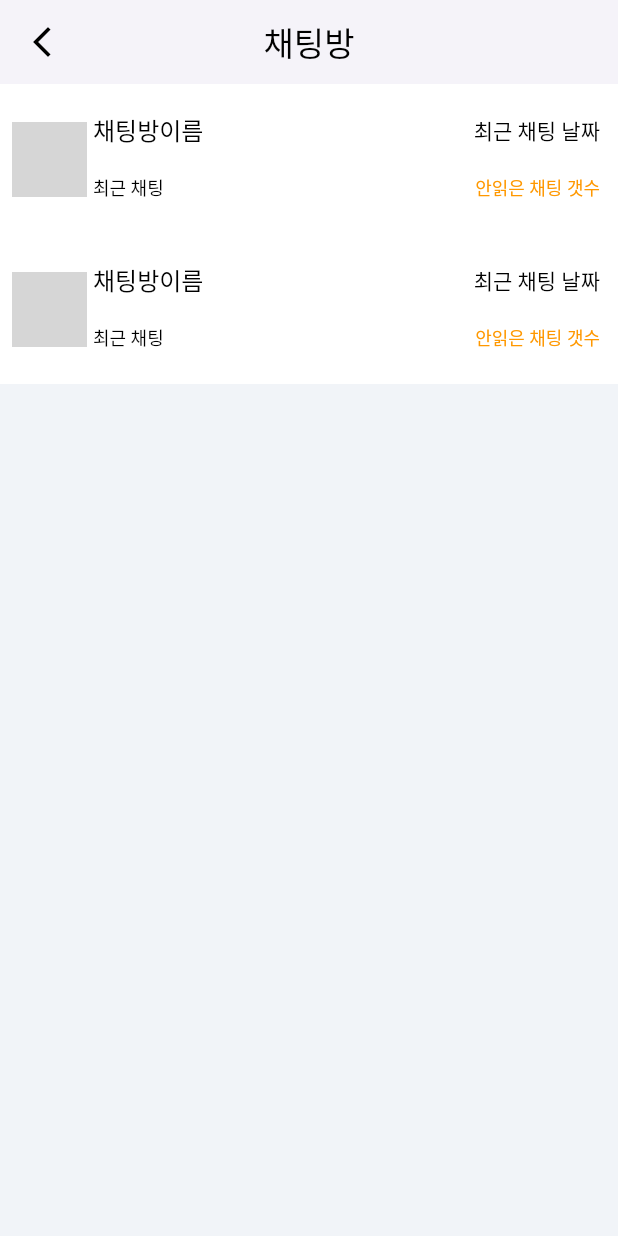
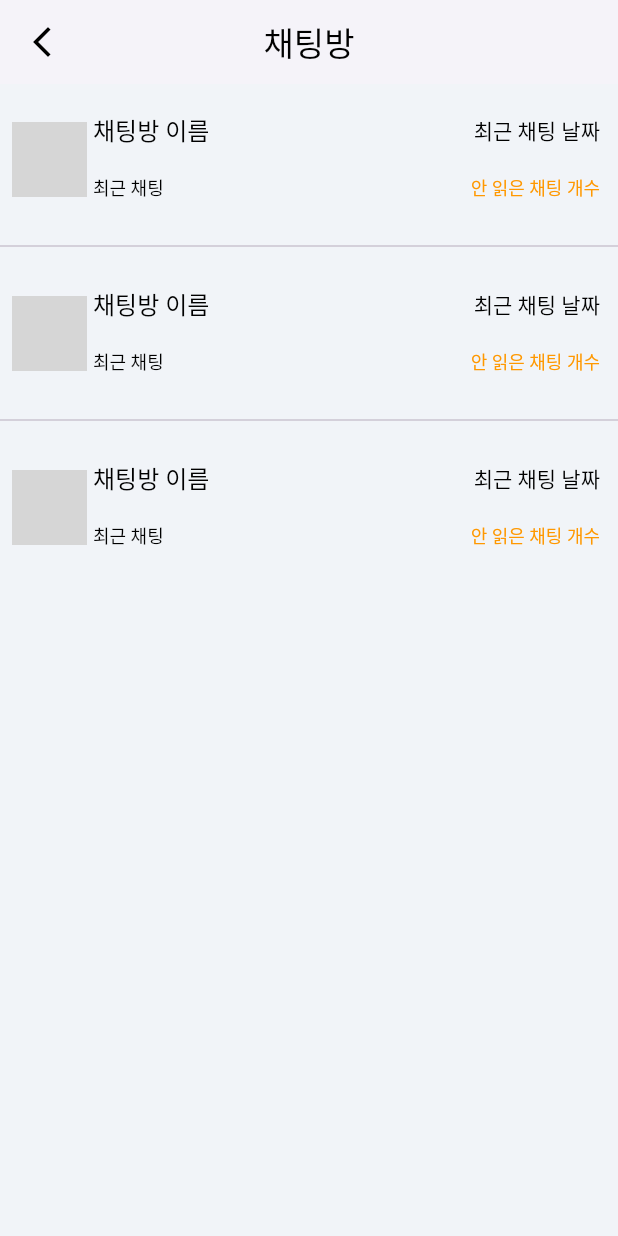
Before and after one commit to cloud-project-groupH/theme-explorer-japan-fe, a Flutter app: the ChatRoomListWidget screen opened directly, on a phone screen of 412 x 824 dp. Run offline on Flutter 3.47's test engine with Material 3 defaults, Android fonts, the phone set to English and light mode, and no system bars; our stand-ins replace google_fonts; Roboto replaces fonts that are missing (Inter Tight); grey boxes are pictures that could not be loaded.

Commit message:
채팅방 목록 페이지 listview 수정

```diff
--- a/itshonigo/lib/chat_room_list.dart
+++ b/itshonigo/lib/chat_room_list.dart
@@ -42,6 +42,35 @@ class _ChatRoomListWidgetState extends State<ChatRoomListWidget> {
 
   @override
   Widget build(BuildContext context) {
+    final chatRooms = [
+      {
+        "name": "채팅방 이름",
+        "image": "assets/images/choco.png",
+        "recentDate": "최근 채팅 날짜",
+        "recent": "최근 채팅",
+        "number": "안 읽은 채팅 개수"
+
+
+      },
+      {
+        "name": "채팅방 이름",
+        "image": "assets/images/choco.png",
+        "recentDate": "최근 채팅 날짜",
+        "recent": "최근 채팅",
+        "number": "안 읽은 채팅 개수"
+
+
+      },
+      {
+        "name": "채팅방 이름",
+        "image": "assets/images/choco.png",
+        "recentDate": "최근 채팅 날짜",
+        "recent": "최근 채팅",
+        "number": "안 읽은 채팅 개수"
+
+
+      }
+      ];
     return GestureDetector(
       onTap: () => FocusScope.of(context).unfocus(),
       child: Scaffold(
@@ -80,16 +109,39 @@ class _ChatRoomListWidgetState extends State<ChatRoomListWidget> {
             mainAxisSize: MainAxisSize.max,
             children: [
               Expanded(
-                child: ListView(
+                child: ListView.separated(
                   padding: EdgeInsets.zero,
                   shrinkWrap: true,
                   scrollDirection: Axis.vertical,
-                  children: [
-                    Container(
+                  itemCount: chatRooms.length,
+                  separatorBuilder: (BuildContext context, int index) => const Divider(),
+                  itemBuilder: (BuildContext context, int index){
+                    return chatRoomEntity(
+                      name:chatRooms[index]["name"].toString(),
+                      image:chatRooms[index]["image"].toString(),
+                      recentDate:chatRooms[index]["recentDate"].toString(),
+                      recent:chatRooms[index]["recent"].toString(),
+                      number:chatRooms[index]["number"].toString(),
+                    );
+                  },
+
+
+
+                ),
+              ),
+            ],
+          ),
+        ),
+      ),
+    );
+  }
+  Container chatRoomEntity({String image = 'assets/images/choco.png', String name = '채팅방 이름', String recentDate = '최근 채팅 날짜',String recent = '최근 채팅', String number = '안읽은 채팅 개수'}){
+
+  return Container(
                       width: MediaQuery.sizeOf(context).width,
                       height: 100,
                       decoration: BoxDecoration(
-                        color: Colors.white,
+                        color: Color(0xffF1F4F8),
                       ),
                       child: Padding(
                         padding: EdgeInsets.all(8),
@@ -105,7 +157,7 @@ class _ChatRoomListWidgetState extends State<ChatRoomListWidget> {
                                 shape: BoxShape.circle,
                               ),
                               child: Image.asset(
-                                'assets/images/choco.png',
+                                image,
                                 fit: BoxFit.cover,
                               ),
                             ),
@@ -125,7 +177,7 @@ class _ChatRoomListWidgetState extends State<ChatRoomListWidget> {
                                             MainAxisAlignment.spaceBetween,
                                         children: [
                                           Text(
-                                            '채팅방이름',
+                                            name,
                                             style: TextStyle(
                                                   fontFamily: 'Inter Tight',
                                                   color: Colors.black,
@@ -134,7 +186,7 @@ class _ChatRoomListWidgetState extends State<ChatRoomListWidget> {
                                                 ),
                                           ),
                                           Text(
-                                            '최근 채팅 날짜',
+                                            recentDate,
                                             style: TextStyle(
                                                   fontFamily: 'Inter Tight',
                                                   color: Colors.black,
@@ -152,7 +204,7 @@ class _ChatRoomListWidgetState extends State<ChatRoomListWidget> {
                                             MainAxisAlignment.spaceBetween,
                                         children: [
                                           Text(
-                                            '최근 채팅',
+                                            recent,
                                             style: TextStyle(
                                                   fontFamily: 'Inter Tight',
                                                   color: Colors.black,
@@ -161,7 +213,7 @@ class _ChatRoomListWidgetState extends State<ChatRoomListWidget> {
                                                 ),
                                           ),
                                           Text(
-                                            '안읽은 채팅 갯수',
+                                            number,
                                             style: TextStyle(
                                                   fontFamily: 'Inter Tight',
                                                   color: Colors.orange,
@@ -179,109 +231,6 @@ class _ChatRoomListWidgetState extends State<ChatRoomListWidget> {
                           ],
                         ),
                       ),
-                    ),
-                    Container(
-                      width: MediaQuery.sizeOf(context).width,
-                      height: 100,
-                      decoration: BoxDecoration(
-                        color: Colors.white,
-                      ),
-                      child: Padding(
-                        padding: EdgeInsets.all(8),
-                        child: Row(
-                          mainAxisSize: MainAxisSize.max,
-                          mainAxisAlignment: MainAxisAlignment.start,
-                          children: [
-                            Container(
-                              width: 50,
-                              height: 50,
-                              clipBehavior: Clip.antiAlias,
-                              decoration: BoxDecoration(
-                                shape: BoxShape.circle,
-                              ),
-                              child: Image.asset(
-                                'assets/images/choco.png',
-                                fit: BoxFit.cover,
-                              ),
-                            ),
-                            Expanded(
-                              child: Padding(
-                                padding: EdgeInsets.all(4),
-                                child: Column(
-                                  mainAxisSize: MainAxisSize.max,
-                                  mainAxisAlignment:
-                                      MainAxisAlignment.spaceEvenly,
-                                  crossAxisAlignment: CrossAxisAlignment.start,
-                                  children: [
-                                    Expanded(
-                                      child: Row(
-                                        mainAxisSize: MainAxisSize.max,
-                                        mainAxisAlignment:
-                                            MainAxisAlignment.spaceBetween,
-                                        children: [
-                                          Text(
-                                            '채팅방이름',
-                                            style: TextStyle(
-                                                  fontFamily: 'Inter Tight',
-                                                  color: Colors.black,
-                                                  fontSize: 16,
-                                                  letterSpacing: 0.0,
-                                                ),
-                                          ),
-                                          Text(
-                                            '최근 채팅 날짜',
-                                            style: TextStyle(
-                                                  fontFamily: 'Inter Tight',
-                                                  color: Colors.black,
-                                                  fontSize: 14,
-                                                  letterSpacing: 0.0,
-                                                ),
-                                          ),
-                                        ],
-                                      ),
-                                    ),
-                                    Expanded(
-                                      child: Row(
-                                        mainAxisSize: MainAxisSize.max,
-                                        mainAxisAlignment:
-                                            MainAxisAlignment.spaceBetween,
-                                        children: [
-                                          Text(
-                                            '최근 채팅',
-                                            style: TextStyle(
-                                                  fontFamily: 'Inter Tight',
-                                                  color: Colors.black,
-                                                  fontSize: 12,
-                                                  letterSpacing: 0.0,
-                                                ),
-                                          ),
-                                          Text(
-                                            '안읽은 채팅 갯수',
-                                            style: TextStyle(
-                                                  fontFamily: 'Inter Tight',
-                                                  color: Colors.orange,
-                                                  fontSize: 12,
-                                                  letterSpacing: 0.0,
-                                                ),
-                                          ),
-                                        ],
-                                      ),
-                                    ),
-                                  ],
-                                ),
-                              ),
-                            ),
-                          ],
-                        ),
-                      ),
-                    ),
-                  ],
-                ),
-              ),
-            ],
-          ),
-        ),
-      ),
-    );
+                    );
   }
 }
```
